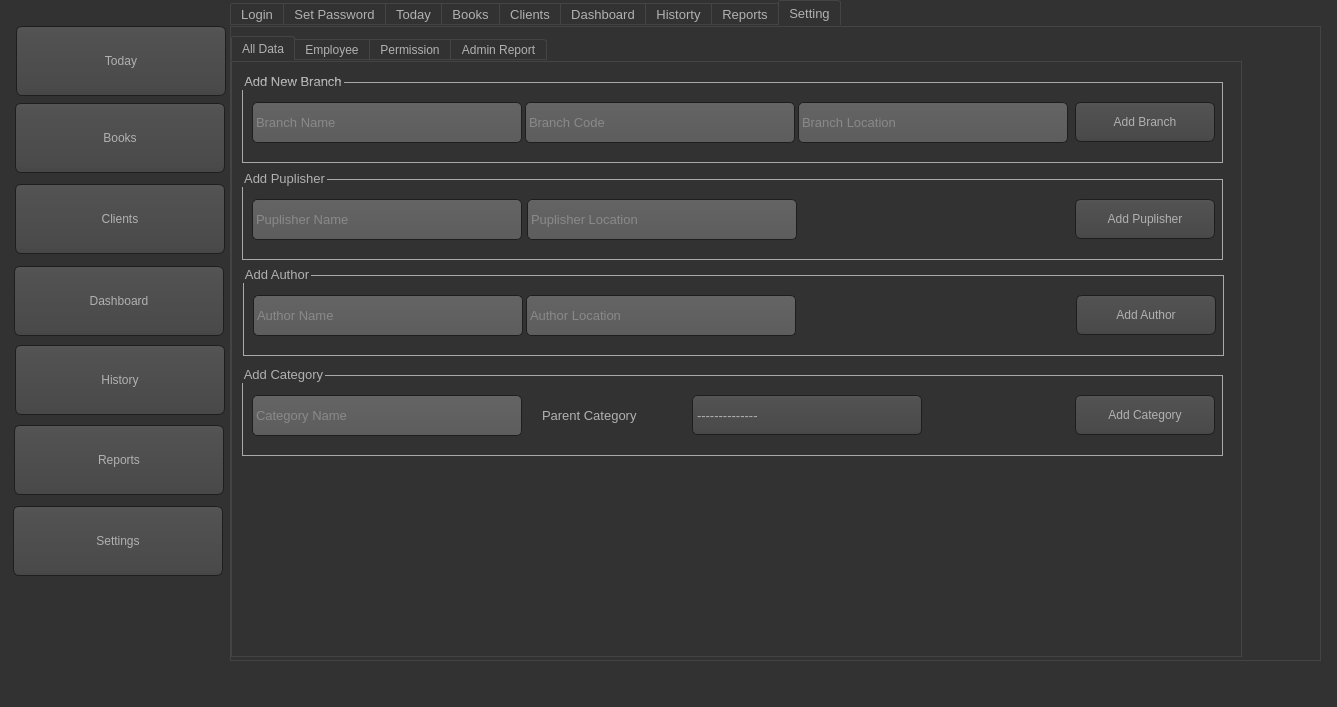
The window that main.ui (ahmedsennah/Labrary) describes before a commit, drawn with Qt 5.
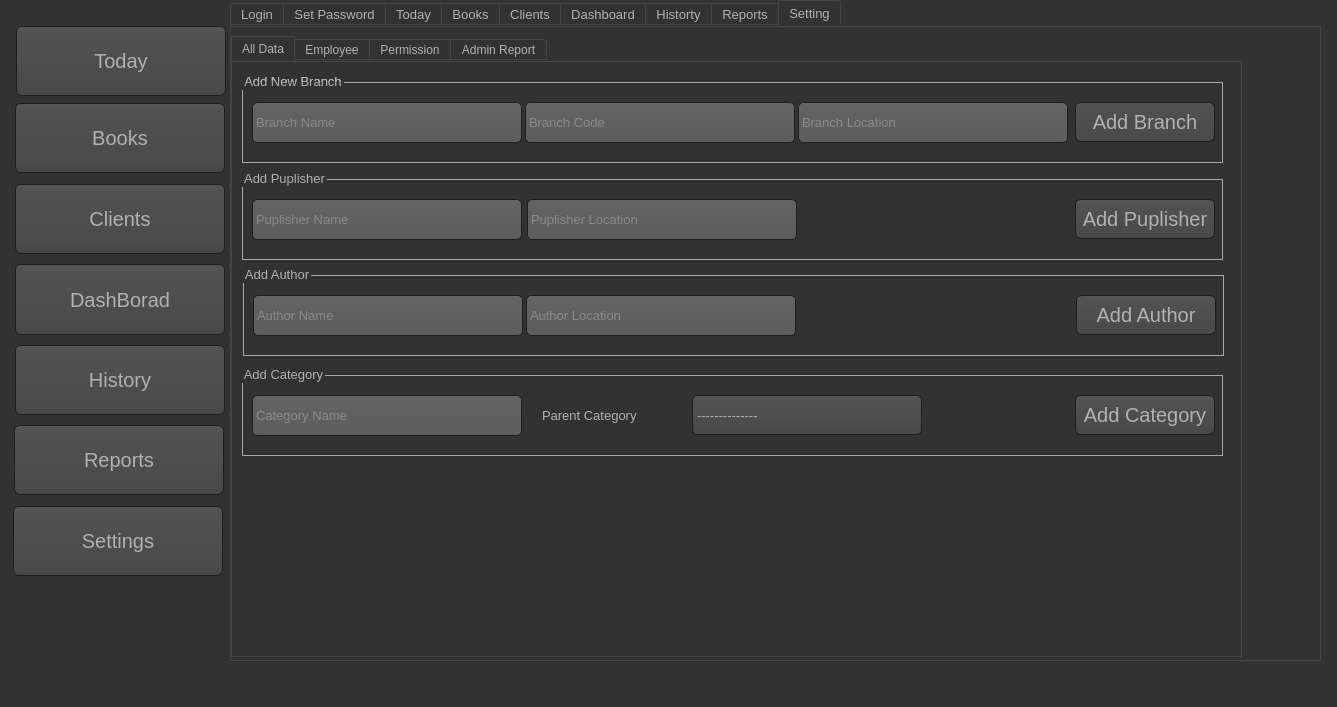
The same window after the commit. The open tabs and pages were chosen to show the change. Icons and pictures are not drawn.

The edit to the form file:
```diff
--- a/main.ui
+++ b/main.ui
@@ -135,7 +135,7 @@
     border-style: solid;
     border-radius: 6;
     padding: 3px;
-    font-size: 12px;
+    font-size: 20px;
     padding-left: 5px;
     padding-right: 5px;
     min-width: 40px;
@@ -4049,44 +4049,7 @@
      </size>
     </property>
    </widget>
-   <widget class="QPushButton" name="pushButton_3">
-    <property name="geometry">
-     <rect>
-      <x>14</x>
-      <y>266</y>
-      <width>210</width>
-      <height>70</height>
-     </rect>
-    </property>
-    <property name="minimumSize">
-     <size>
-      <width>52</width>
-      <height>0</height>
-     </size>
-    </property>
-    <property name="font">
-     <font>
-      <pointsize>-1</pointsize>
-     </font>
-    </property>
-    <property name="styleSheet">
-     <string notr="true"/>
-    </property>
-    <property name="text">
-     <string>Dashboard</string>
-    </property>
-    <property name="icon">
-     <iconset resource="icons.qrc">
-      <normaloff>:/icons/dashboard.png</normaloff>:/icons/dashboard.png</iconset>
-    </property>
-    <property name="iconSize">
-     <size>
-      <width>50</width>
-      <height>50</height>
-     </size>
-    </property>
-   </widget>
-   <widget class="QPushButton" name="pushButton_4">
+   <widget class="QPushButton" name="CmdClient">
     <property name="geometry">
      <rect>
       <x>15</x>
@@ -4235,6 +4198,28 @@
      </size>
     </property>
    </widget>
+   <widget class="QPushButton" name="CmdDashBoard">
+    <property name="geometry">
+     <rect>
+      <x>15</x>
+      <y>264</y>
+      <width>210</width>
+      <height>71</height>
+     </rect>
+    </property>
+    <property name="font">
+     <font>
+      <pointsize>-1</pointsize>
+     </font>
+    </property>
+    <property name="text">
+     <string>DashBorad</string>
+    </property>
+    <property name="icon">
+     <iconset resource="icons.qrc">
+      <normaloff>:/icons/dashboard.png</normaloff>:/icons/dashboard.png</iconset>
+    </property>
+   </widget>
   </widget>
   <widget class="QMenuBar" name="menubar">
    <property name="geometry">
```
Left out of the diff: 50 changed lines with no effect on the pictures.
